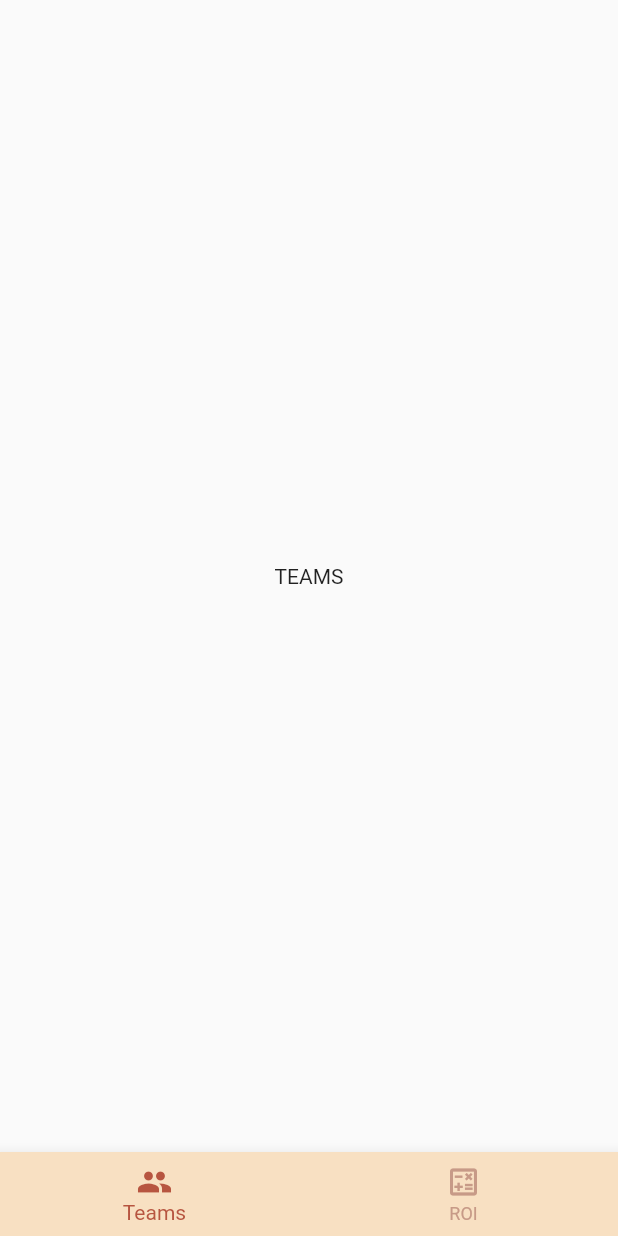
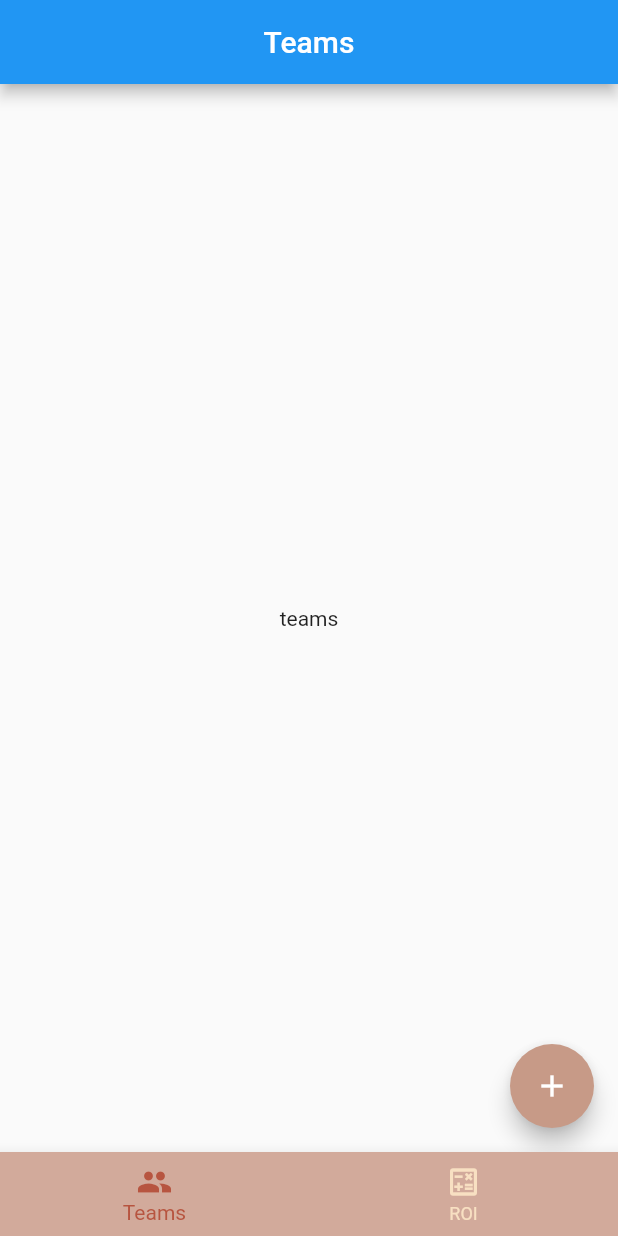
Before and after one commit to vfernandess/bombcrypto-simulator, a Flutter app: the screen it shows after launch, on a phone screen of 412 x 824 dp. Run offline on Flutter 3.47's test engine with Material 2 defaults, Android fonts, the phone set to English and light mode, and no system bars; our stand-ins replace currency_text_input_formatter.

Commit message:
add teams list page

```diff
--- a/lib/main_page.dart
+++ b/lib/main_page.dart
@@ -1,5 +1,5 @@
 import 'package:bombscrypto_simulator/roi/ui/roi_page.dart';
-import 'package:bombscrypto_simulator/team/ui/team_page.dart';
+import 'package:bombscrypto_simulator/team/list/ui/team_page.dart';
 import 'package:bombscrypto_simulator/util/image/images.dart';
 import 'package:flutter/material.dart';
 
@@ -22,9 +22,9 @@ class MainPageState extends State<MainPage> {
     return Scaffold(
       body: pages[_selectedIndex],
       bottomNavigationBar: BottomNavigationBar(
-        unselectedItemColor: ProjectColors.textLightColor,
+        unselectedItemColor: ProjectColors.backgroundLightColor,
         selectedItemColor: ProjectColors.textDarkColor,
-        backgroundColor: ProjectColors.backgroundColor,
+        backgroundColor: ProjectColors.backgroundDarkColor,
         currentIndex: _selectedIndex,
         onTap: (index) {
           setState(() {
--- /dev/null
+++ b/lib/team/list/ui/team_page.dart
@@ -0,0 +1,29 @@
+import 'package:bombscrypto_simulator/util/image/images.dart';
+import 'package:flutter/material.dart';
+
+class TeamsPage extends StatefulWidget {
+  const TeamsPage({Key? key}) : super(key: key);
+
+  @override
+  State<StatefulWidget> createState() {
+    return TeamsStatePage();
+  }
+}
+
+class TeamsStatePage extends State<TeamsPage> {
+  @override
+  Widget build(BuildContext context) {
+    return Scaffold(
+      appBar: AppBar(
+        title: const Text("Teams"),
+        centerTitle: true,
+      ),
+      body: const Center(child: Text("teams")),
+      floatingActionButton: FloatingActionButton(
+        child: const Icon(Icons.add),
+        backgroundColor: ProjectColors.textLightColor,
+        onPressed: () {  },
+      ),
+    );
+  }
+}
--- a/lib/team/ui/team_page.dart
+++ /dev/null
@@ -1,17 +0,0 @@
-import 'package:flutter/material.dart';
-
-class TeamsPage extends StatefulWidget {
-  const TeamsPage({Key? key}) : super(key: key);
-
-  @override
-  State<StatefulWidget> createState() {
-    return TeamsStatePage();
-  }
-}
-
-class TeamsStatePage extends State<TeamsPage> {
-  @override
-  Widget build(BuildContext context) {
-    return const Center(child: Text("TEAMS"));
-  }
-}
--- a/lib/util/image/images.dart
+++ b/lib/util/image/images.dart
@@ -10,5 +10,6 @@ class ProjectColors {
   static const textDarkColor = Color.fromARGB(255, 183, 85, 64);
   static const textLightColor = Color.fromARGB(255, 199, 154, 135);
   static const textLighterColor = Color.fromARGB(255, 255, 170, 160);
-  static const backgroundColor = Color.fromARGB(255, 248, 224, 194);
+  static const backgroundLightColor = Color.fromARGB(255, 248, 224, 194);
+  static const backgroundDarkColor = Color.fromARGB(255, 210, 170, 155);
 }
```
Also changed, not shown: lib/hero/model/hero_model.dart (added, +19 -0 lines), lib/team/list/model/team_model.dart (added, +9 -0 lines).
